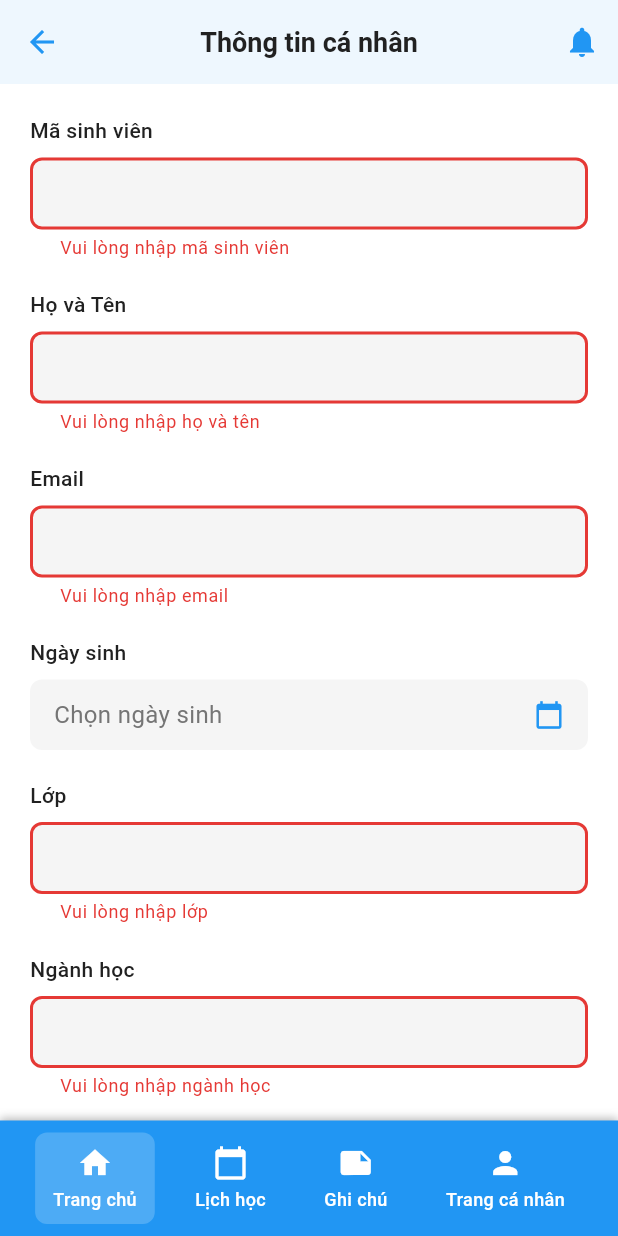
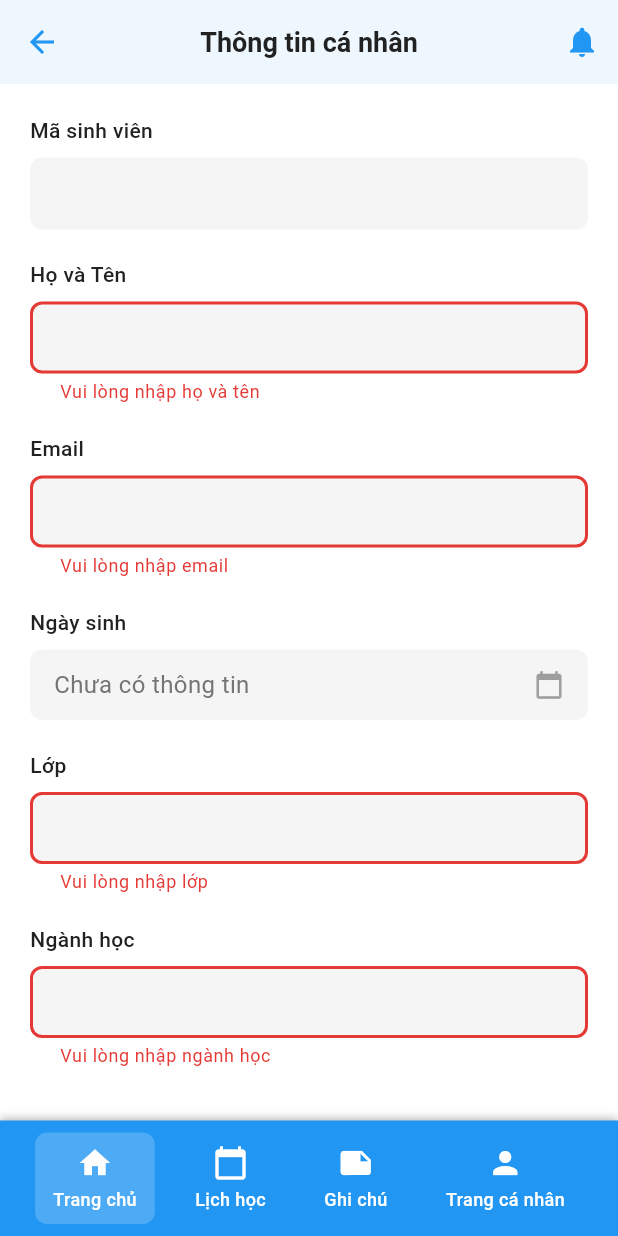
Before and after one commit to tuvuz382/TLU-Support, a Flutter app: the PersonalInfoPage screen opened by its route, scrolled down 159 dp, after a tap on "Lưu Thông tin", on a phone screen of 412 x 824 dp. Run offline on Flutter 3.47's test engine with Material 3 defaults, Android fonts, the phone set to English and light mode, and no system bars; our stand-ins replace cloud_firestore, equatable, firebase_auth, firebase_core, flutter_dotenv, go_router; accounts and stored records are empty; network calls fail.

```diff
--- a/lib/features/profile/presentation/pages/personal_info_page.dart
+++ b/lib/features/profile/presentation/pages/personal_info_page.dart
@@ -5,10 +5,8 @@ import '/features/data_generator/domain/entities/sinh_vien_entity.dart';
 import '../../data/repositories/student_profile_repository_impl.dart';
 import '../../data/datasources/student_profile_remote_datasource.dart';
 import '../../domain/usecases/get_current_student_profile_usecase.dart';
+import '../../domain/usecases/update_profile_image_usecase.dart';
 import '../../domain/usecases/update_student_profile_usecase.dart';
-import '../../domain/usecases/update_profile_image_usecase.dart';
-import '/features/auth/domain/repositories/auth_repository.dart';
-import '/features/auth/data/repositories/auth_repository_impl.dart';
 
 class PersonalInfoPage extends StatefulWidget {
   const PersonalInfoPage({super.key});
@@ -26,12 +24,12 @@ class _PersonalInfoPageState extends State<PersonalInfoPage> {
   final _majorController = TextEditingController();
 
   late final GetCurrentStudentProfileUseCase _getProfileUseCase;
+  late final UpdateProfileImageUseCase _updateImageUseCase;
   late final UpdateStudentProfileUseCase _updateProfileUseCase;
-  late final UpdateProfileImageUseCase _updateImageUseCase;
-  late final AuthRepository _authRepository;
   SinhVienEntity? _studentProfile;
-  bool _isLoading = true;
+  bool _isLoading = false;
   DateTime? _selectedDate;
+  String? _pendingAvatarUrl;
 
   @override
   void initState() {
@@ -40,9 +38,8 @@ class _PersonalInfoPageState extends State<PersonalInfoPage> {
     final dataSource = StudentProfileRemoteDataSource();
     final repository = StudentProfileRepositoryImpl(remoteDataSource: dataSource);
     _getProfileUseCase = GetCurrentStudentProfileUseCase(repository);
+    _updateImageUseCase = UpdateProfileImageUseCase(repository);
     _updateProfileUseCase = UpdateStudentProfileUseCase(repository);
-    _updateImageUseCase = UpdateProfileImageUseCase(repository);
-    _authRepository = AuthRepositoryImpl();
     _loadStudentProfile();
   }
 
@@ -67,12 +64,6 @@ class _PersonalInfoPageState extends State<PersonalInfoPage> {
 
         if (profile != null) {
           _populateFields(profile);
-        } else {
-          // Nếu chưa có profile, tạo với thông tin cơ bản từ auth
-          final user = _authRepository.getCurrentUser();
-          if (user?.email != null) {
-            _emailController.text = user!.email!;
-          }
         }
       }
     } catch (e) {
@@ -99,117 +90,73 @@ class _PersonalInfoPageState extends State<PersonalInfoPage> {
     _selectedDate = student.ngaySinh;
   }
 
+
   Future<void> _saveInfo() async {
     if (!_formKey.currentState!.validate()) return;
-
+    if (_studentProfile == null) {
+      debugPrint('Không có dữ liệu profile!');
+      ScaffoldMessenger.of(context).showSnackBar(
+        const SnackBar(
+          content: Text('Không có dữ liệu profile để lưu'),
+          backgroundColor: Colors.red,
+        ),
+      );
+      return;
+    }
+    setState(() { _isLoading = true; });
     try {
-      // Hiển thị loading
-      showDialog(
-        context: context,
-        barrierDismissible: false,
-        builder: (context) => const Center(child: CircularProgressIndicator()),
-      );
-
-      final user = _authRepository.getCurrentUser();
-      final userEmail = user?.email;
-      if (userEmail == null) {
-        throw Exception('Người dùng chưa đăng nhập');
+      String? newAvatar = _studentProfile!.anhDaiDien;
+      if (_pendingAvatarUrl != null && _pendingAvatarUrl != _studentProfile!.anhDaiDien) {
+        await _updateImageUseCase(_pendingAvatarUrl!);
+        newAvatar = _pendingAvatarUrl!;
       }
-
-      // Tạo SinhVienEntity từ form data
-      final updatedStudent = SinhVienEntity(
-        maSV: _studentIdController.text.trim().isEmpty
-            ? (_studentProfile?.maSV ?? _generateStudentId())
-            : _studentIdController.text.trim(),
+      final updated = SinhVienEntity(
+        maSV: _studentProfile!.maSV,
         hoTen: _fullNameController.text.trim(),
-        email: userEmail,
-        matKhau: _studentProfile?.matKhau ?? '', // Giữ nguyên hoặc để trống
-        ngaySinh: _selectedDate ?? DateTime.now().subtract(const Duration(days: 365 * 20)),
+        email: _studentProfile!.email,
+        matKhau: _studentProfile!.matKhau,
+        ngaySinh: _studentProfile!.ngaySinh,
         lop: _classController.text.trim(),
         nganhHoc: _majorController.text.trim(),
-        diemGPA: _studentProfile?.diemGPA ?? 0.0,
-        hocBongDangKy: _studentProfile?.hocBongDangKy ?? [],
-        anhDaiDien: _studentProfile?.anhDaiDien,
+        diemGPA: _studentProfile!.diemGPA,
+        hocBongDangKy: _studentProfile!.hocBongDangKy,
+        anhDaiDien: newAvatar,
       );
-
-      await _updateProfileUseCase(updatedStudent);
-
-      if (mounted) {
-        Navigator.of(context).pop(); // Đóng loading dialog
-
+      await _updateProfileUseCase(updated);
+      if (!mounted) return;
       setState(() {
-          _studentProfile = updatedStudent;
+        _studentProfile = updated;
+        _pendingAvatarUrl = null;
+        _isLoading = false;
+        _populateFields(updated);
       });
-
       ScaffoldMessenger.of(context).showSnackBar(
         const SnackBar(
           content: Text('Đã lưu thông tin thành công!'),
-            backgroundColor: AppColors.success,
+          backgroundColor: Colors.green,
         ),
       );
-      }
-    } catch (e) {
+    } catch (e, st) {
+      debugPrint('Lỗi khi lưu thông tin: $e');
+      debugPrintStack(label: 'STACKTRACE Lỗi cập nhật thông tin', stackTrace: st);
       if (mounted) {
-        Navigator.of(context).pop(); // Đóng loading dialog
-
+        setState(() { _isLoading = false; });
         ScaffoldMessenger.of(context).showSnackBar(
           SnackBar(
-            content: Text('Lỗi khi lưu thông tin: $e'),
-            backgroundColor: AppColors.error,
+            content: Text('Lưu thông tin thất bại: $e'),
+            backgroundColor: Colors.red,
           ),
         );
       }
     }
   }
 
-  String _generateStudentId() {
-    final now = DateTime.now();
-    final year = now.year.toString().substring(2);
-    final random = now.millisecondsSinceEpoch.toString().substring(8);
-    return 'SV$year$random';
-  }
 
-  void _logout() {
-    showDialog(
-      context: context,
-      builder: (context) => AlertDialog(
-        title: const Text('Đăng xuất'),
-        content: const Text('Bạn có chắc chắn muốn đăng xuất?'),
-        actions: [
-          TextButton(
-            onPressed: () => Navigator.pop(context),
-            child: const Text('Hủy'),
-          ),
-          TextButton(
-            onPressed: () {
-              Navigator.pop(context);
-              context.go('/login_page');
-            },
-            child: const Text('Đăng xuất'),
-          ),
-        ],
-      ),
-    );
-  }
 
-  Future<void> _selectBirthDate() async {
-    final picked = await showDatePicker(
-      context: context,
-      initialDate: _selectedDate ?? DateTime.now().subtract(const Duration(days: 365 * 20)),
-      firstDate: DateTime(1950),
-      lastDate: DateTime.now(),
-    );
-    if (picked != null && picked != _selectedDate) {
-      setState(() {
-        _selectedDate = picked;
-      });
-    }
-  }
 
-  Future<void> _updateProfileImage() async {
+  Future<void> _showUpdateAvatarDialog() async {
     final controller = TextEditingController();
-
-    showDialog(
+    final url = await showDialog<String>(
       context: context,
       builder: (context) => AlertDialog(
         title: const Text('Cập nhật ảnh đại diện'),
@@ -233,14 +180,18 @@ class _PersonalInfoPageState extends State<PersonalInfoPage> {
             child: const Text('Hủy'),
           ),
           TextButton(
-            onPressed: () async {
-              final imageUrl = controller.text.trim();
-              if (imageUrl.isNotEmpty) {
+            onPressed: () => Navigator.pop(context, controller.text.trim()),
+            child: const Text('Cập nhật'),
+          ),
+        ],
+      ),
+    );
+    if (url != null && url.isNotEmpty && _studentProfile != null) {
+      setState(() { _isLoading = true; });
       try {
-                  await _updateImageUseCase(imageUrl);
-
+        await _updateImageUseCase(url);
+        if (!mounted) return;
         setState(() {
-                    if (_studentProfile != null) {
           _studentProfile = SinhVienEntity(
             maSV: _studentProfile!.maSV,
             hoTen: _studentProfile!.hoTen,
@@ -251,38 +202,29 @@ class _PersonalInfoPageState extends State<PersonalInfoPage> {
             nganhHoc: _studentProfile!.nganhHoc,
             diemGPA: _studentProfile!.diemGPA,
             hocBongDangKy: _studentProfile!.hocBongDangKy,
-                        anhDaiDien: imageUrl,
+            anhDaiDien: url,
           );
-                    }
+          _populateFields(_studentProfile!);
+          _isLoading = false;
         });
-
-                  if (mounted) {
-                    Navigator.pop(context);
         ScaffoldMessenger.of(context).showSnackBar(
           const SnackBar(
-                        content: Text('Cập nhật ảnh đại diện thành công!'),
-                        backgroundColor: AppColors.success,
+            content: Text('Đã cập nhật ảnh đại diện!'),
+            backgroundColor: Colors.green,
           ),
         );
-                  }
       } catch (e) {
         if (mounted) {
-                    Navigator.pop(context);
+          setState(() { _isLoading = false; });
           ScaffoldMessenger.of(context).showSnackBar(
             SnackBar(
               content: Text('Lỗi khi cập nhật ảnh: $e'),
-                        backgroundColor: AppColors.error,
+              backgroundColor: Colors.red,
             ),
           );
         }
       }
     }
-            },
-            child: const Text('Lưu'),
-          ),
-        ],
-      ),
-    );
   }
 
   @override
@@ -314,9 +256,9 @@ class _PersonalInfoPageState extends State<PersonalInfoPage> {
           ),
         ],
       ),
-      body: _isLoading
-          ? const Center(child: CircularProgressIndicator())
-          : SingleChildScrollView(
+      body: Stack(
+        children: [
+          SingleChildScrollView(
             padding: const EdgeInsets.all(20),
             child: Form(
               key: _formKey,
@@ -357,7 +299,7 @@ class _PersonalInfoPageState extends State<PersonalInfoPage> {
                           bottom: 0,
                           right: 0,
                           child: GestureDetector(
-                            onTap: _updateProfileImage,
+                            onTap: _showUpdateAvatarDialog,
                             child: Container(
                               width: 32,
                               height: 32,
@@ -382,12 +324,7 @@ class _PersonalInfoPageState extends State<PersonalInfoPage> {
                     _buildTextField(
                       label: 'Mã sinh viên',
                       controller: _studentIdController,
-                      validator: (value) {
-                        if (value == null || value.isEmpty) {
-                          return 'Vui lòng nhập mã sinh viên';
-                        }
-                        return null;
-                      },
+                      enabled: false,
                     ),
 
                     const SizedBox(height: 20),
@@ -432,9 +369,7 @@ class _PersonalInfoPageState extends State<PersonalInfoPage> {
                           ),
                         ),
                         const SizedBox(height: 8),
-                        GestureDetector(
-                          onTap: _selectBirthDate,
-                          child: Container(
+                        Container(
                           width: double.infinity,
                           padding: const EdgeInsets.symmetric(
                             horizontal: 16,
@@ -450,7 +385,7 @@ class _PersonalInfoPageState extends State<PersonalInfoPage> {
                               Text(
                                 _selectedDate != null
                                     ? '${_selectedDate!.day}/${_selectedDate!.month}/${_selectedDate!.year}'
-                                      : 'Chọn ngày sinh',
+                                    : 'Chưa có thông tin',
                                 style: TextStyle(
                                   fontSize: 16,
                                   color: _selectedDate != null
@@ -460,11 +395,10 @@ class _PersonalInfoPageState extends State<PersonalInfoPage> {
                               ),
                               const Icon(
                                 Icons.calendar_today,
-                                  color: AppColors.primary,
+                                color: Colors.grey,
                                 size: 20,
                               ),
                             ],
-                            ),
                           ),
                         ),
                       ],
@@ -499,10 +433,10 @@ class _PersonalInfoPageState extends State<PersonalInfoPage> {
                     const SizedBox(height: 40),
 
                     // Action Buttons
-                    Row(
+                    Column(
+                      crossAxisAlignment: CrossAxisAlignment.stretch,
                       children: [
-                        Expanded(
-                          child: ElevatedButton(
+                        ElevatedButton(
                           onPressed: _saveInfo,
                           style: ElevatedButton.styleFrom(
                             backgroundColor: AppColors.primary,
@@ -520,35 +454,20 @@ class _PersonalInfoPageState extends State<PersonalInfoPage> {
                             ),
                           ),
                         ),
-                        ),
-
-                        const SizedBox(width: 16),
-
-                        Expanded(
-                          child: ElevatedButton(
-                            onPressed: _logout,
-                            style: ElevatedButton.styleFrom(
-                              backgroundColor: AppColors.primary,
-                              foregroundColor: Colors.white,
-                              padding: const EdgeInsets.symmetric(vertical: 16),
-                              shape: RoundedRectangleBorder(
-                                borderRadius: BorderRadius.circular(8),
-                              ),
-                            ),
-                            child: const Text(
-                              'Đăng xuất',
-                              style: TextStyle(
-                                fontSize: 16,
-                                fontWeight: FontWeight.w600,
-                              ),
-                            ),
-                          ),
-                        ),
                       ],
                     ),
                 ],
               ),
             ),
+          ),
+          if (_isLoading)
+            Positioned.fill(
+              child: Container(
+                color: Colors.black.withOpacity(0.2),
+                child: const Center(child: CircularProgressIndicator()),
+              ),
+            ),
+        ],
       ),
     );
   }
```
Lines whose indentation alone changed are shown as unchanged.
